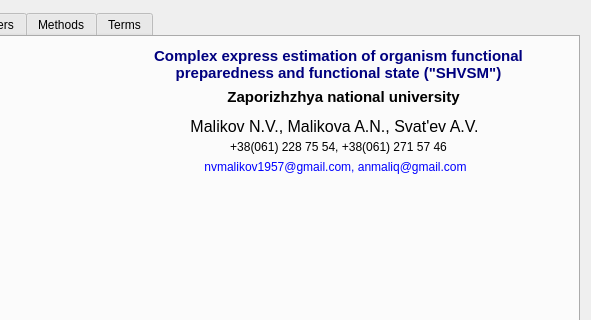
Old version of the form shvsm/aboutdialog.ui in the repository SeregaGomen/shvsm; both pictures show x 150 to 741 and y 0 to 320 of the 741 by 550 pixel window.
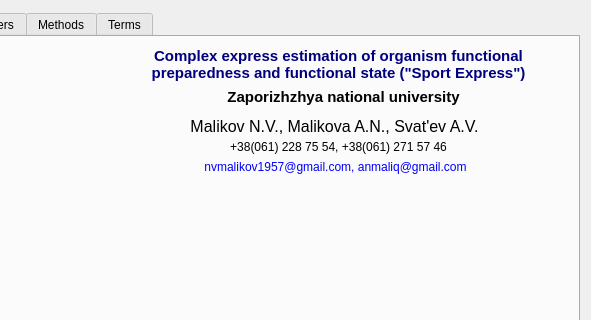
New version of the form. Icons and pictures are not drawn.

What changed in the file:
```diff
--- a/shvsm/aboutdialog.ui
+++ b/shvsm/aboutdialog.ui
@@ -125,7 +125,7 @@
           </font>
          </property>
          <property name="text">
-          <string>&lt;html&gt;&lt;head/&gt;&lt;body&gt;&lt;p&gt;&lt;span style=&quot; color:#00007f;&quot;&gt;Complex express estimation of organism functional preparedness and functional state (&amp;quot;SHVSM&amp;quot;)&lt;/span&gt;&lt;/p&gt;&lt;/body&gt;&lt;/html&gt;</string>
+          <string>&lt;html&gt;&lt;head/&gt;&lt;body&gt;&lt;p&gt;&lt;span style=&quot; color:#00007f;&quot;&gt;Complex express estimation of organism functional preparedness and functional state (&amp;quot;Sport Express&amp;quot;)&lt;/span&gt;&lt;/p&gt;&lt;/body&gt;&lt;/html&gt;</string>
          </property>
          <property name="alignment">
           <set>Qt::AlignCenter</set>
```
